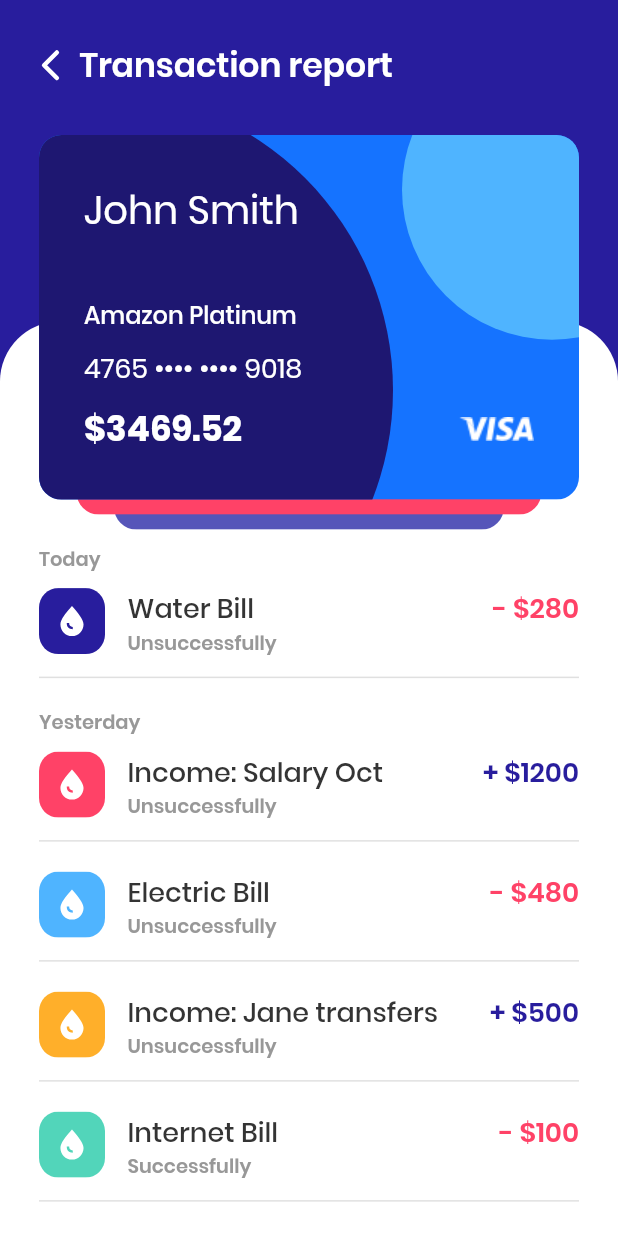
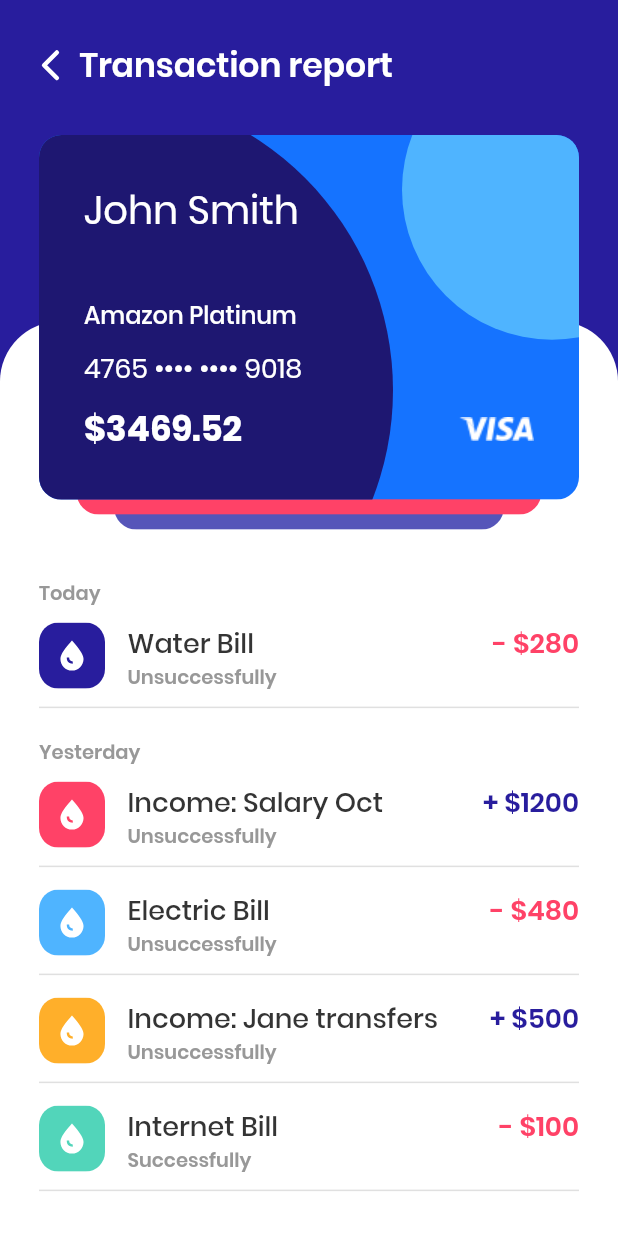
Before and after one commit to artebiakin/art_flutter, a Flutter app: the screen it shows after launch, on a phone screen of 412 x 824 dp. Run offline on Flutter 3.47's test engine with Material 2 defaults, Android fonts, the phone set to English and light mode, and no system bars.

Commit message:
fixed padding in list transaction

```diff
--- a/lib/widgets/MListTransaction.dart
+++ b/lib/widgets/MListTransaction.dart
@@ -16,6 +16,7 @@ class MListTransaction extends StatelessWidget {
   @override
   Widget build(BuildContext context) {
     return ListView.builder(
+        padding: EdgeInsets.only(top: 18, left: 0, right: 0, bottom: 0),
         shrinkWrap: true,
         physics: NeverScrollableScrollPhysics(),
         itemCount: transactions.length,
@@ -34,7 +35,7 @@ class MListTransaction extends StatelessWidget {
               isRepeat
                   ? SizedBox()
                   : Container(
-                      margin: EdgeInsets.only(top: 10),
+                      margin: EdgeInsets.only(top: 15),
                       alignment: Alignment.centerLeft,
                       child: Text(
                         _parseDate(dateTransaction),
@@ -42,7 +43,7 @@ class MListTransaction extends StatelessWidget {
                       ),
                     ),
               Padding(
-                padding: EdgeInsets.symmetric(vertical: 10),
+                padding: EdgeInsets.only(top: 10, bottom: 5),
                 child: MTransaction(
                     transaction: transactions[i],
                     color: colors[i % colors.length]),
--- a/lib/widgets/MTransaction.dart
+++ b/lib/widgets/MTransaction.dart
@@ -40,7 +40,7 @@ class MTransaction extends StatelessWidget {
           ],
         ),
         SizedBox(
-          height: 13,
+          height: 10,
         ),
         SizedBox(
           width: double.infinity,
```
